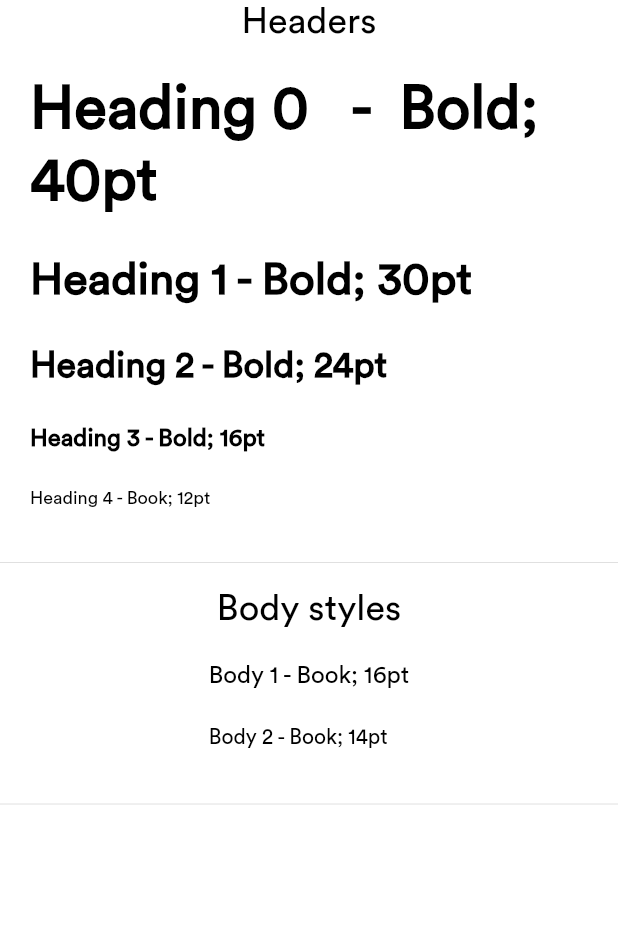
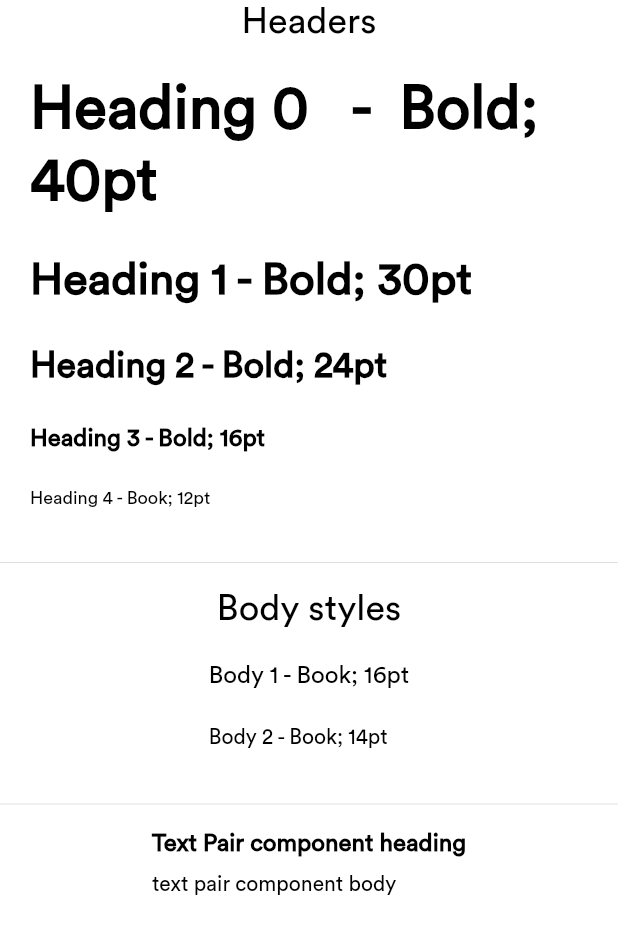
Before and after one commit to csu-anzai/flutter_ui_kit, a Flutter app: the AppTypography widget shown alone on an empty page, opened directly, on a phone screen of 412 x 824 dp. Shown: the top 934 px of the screen. Run offline on Flutter 3.47's test engine with Material 2 defaults, Android fonts, the phone set to English and light mode, and no system bars; our stand-ins replace flutter_svg, package_info, recase; project files that could hold a hidden picture were left out.

Commit message:
Text pair component (#25)
* adding generic template'

* adding text-pair component

* formatted code

```diff
--- a/lib/stories/typography.dart
+++ b/lib/stories/typography.dart
@@ -2,6 +2,7 @@ import 'package:flutter/material.dart';
 import 'package:flutter_ui_kit/story_book/story.dart';
 import 'package:flutter_ui_kit/widgets/text/heading.dart';
 import 'package:flutter_ui_kit/widgets/text/heading_type.dart';
+import 'package:flutter_ui_kit/widgets/text/text_pair.dart';
 
 class AppTypography extends StatelessWidget {
 
@@ -14,7 +15,8 @@ class AppTypography extends StatelessWidget {
           mainAxisSize: MainAxisSize.min,
           children: [
             _headers(),
-            _bodies(context)
+            _bodies(context),
+            _textComponents()
           ],
         ),
       ),
@@ -74,4 +76,8 @@ class AppTypography extends StatelessWidget {
       ),
     );
   }
+
+  Widget _textComponents() {
+    return const TextPair('Text Pair component heading','text pair component body ');
+  }
 }
--- /dev/null
+++ b/lib/widgets/text/text_pair.dart
@@ -0,0 +1,25 @@
+import 'package:flutter/material.dart';
+import 'package:flutter_ui_kit/text.dart';
+
+class TextPair extends StatelessWidget {
+  final String heading;
+  final String body;
+
+  const TextPair(this.heading, this.body);
+
+  @override
+  Widget build(BuildContext context) {
+    return new Column(
+      crossAxisAlignment: CrossAxisAlignment.start,
+      children: <Widget>[
+        Text(heading, style: AppText.header3, textAlign: TextAlign.left),
+        Padding(
+            padding: const EdgeInsets.only(top: 10.0),
+            child: Text(
+              body,
+              style: AppText.body2,
+            ))
+      ],
+    );
+  }
+}
```
